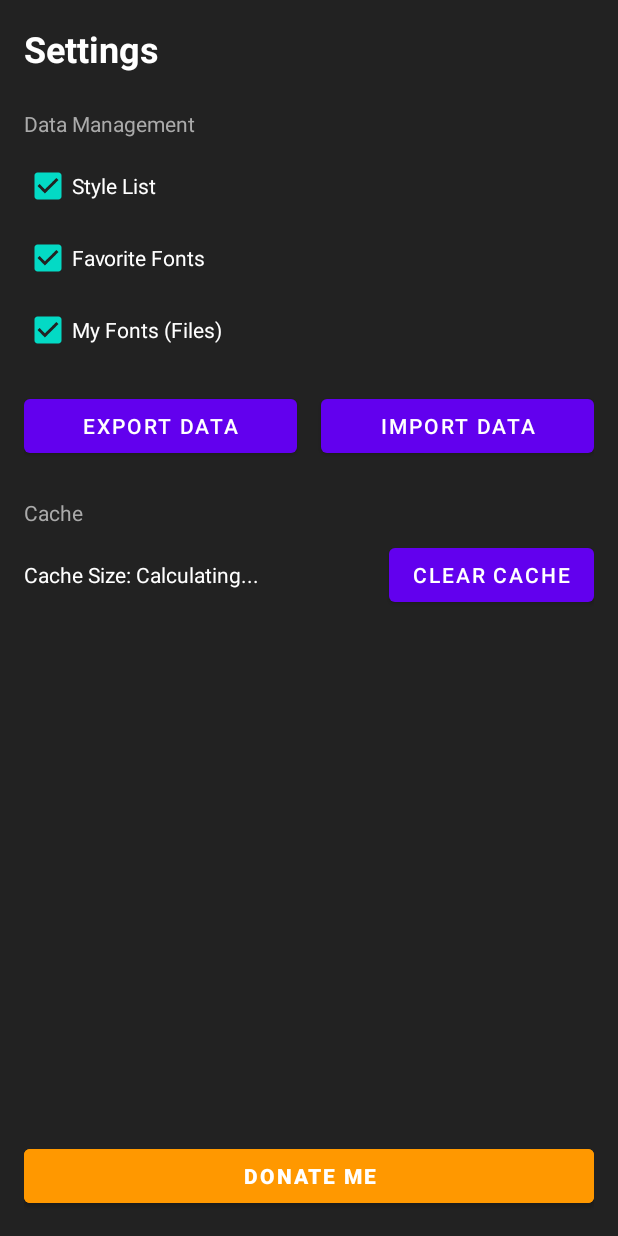
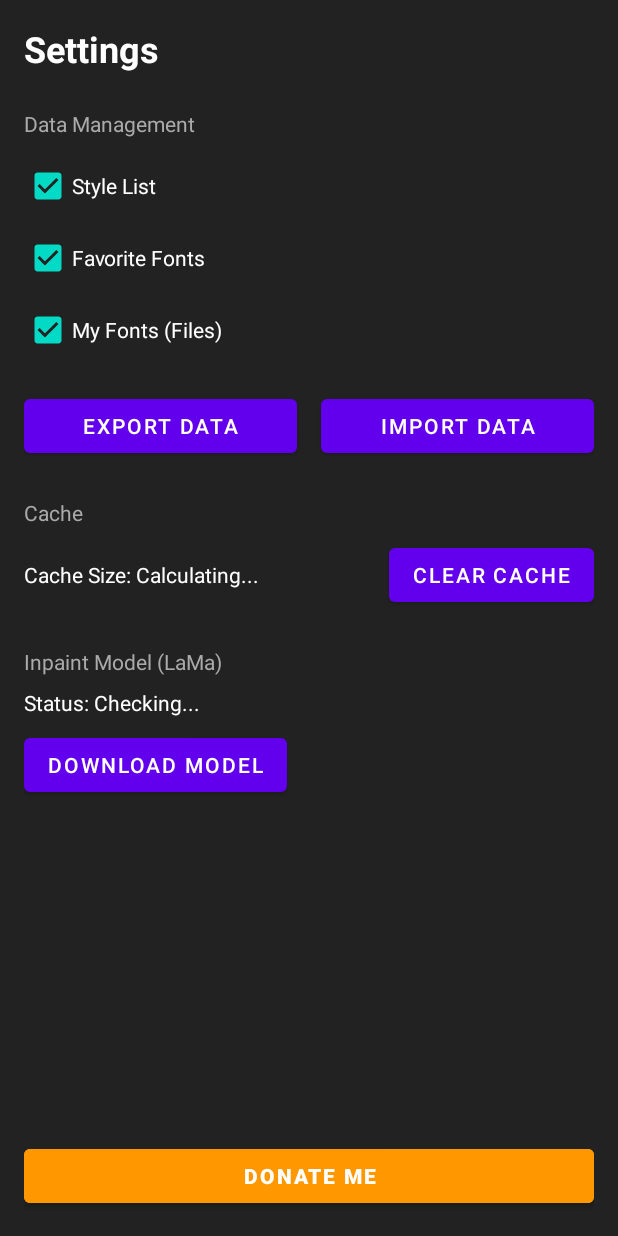
Before and after one commit to moon9ibulbul/projectypeset, an Android app: the layout activity_settings.xml on its own in the app's theme, with its tools: preview values and no code run, on a phone screen of 412 x 824 dp. Run offline under Robolectric (Android 15) with nearby library versions, the phone set to English and light mode, and no system bars.

Commit message:
Add LaMa Inpaint model support with dynamic downloading and engine selection
- Added `onnxruntime-android` dependency.
- Implemented `LaMaProcessor` using ONNX Runtime for high-quality inpainting.
- Added model download functionality in `SettingsActivity`.
- Updated `InpaintManager` to support switching between OpenCV and LaMa engines.
- Added Engine selector UI in `EditorActivity` (visible only if model is downloaded).
- Fixed threading issues to ensure inference runs on background threads.

```diff
--- a/app/build.gradle
+++ b/app/build.gradle
@@ -49,6 +49,9 @@ dependencies {
 
     implementation 'com.google.code.gson:gson:2.10.1'
 
+    // ONNX Runtime for LaMa Inpainting
+    implementation 'com.microsoft.onnxruntime:onnxruntime-android:1.17.0'
+
     testImplementation 'junit:junit:4.13.2'
     androidTestImplementation 'androidx.test.ext:junit:1.1.5'
     androidTestImplementation 'androidx.test.espresso:espresso-core:3.5.1'
--- a/app/src/main/res/layout/activity_settings.xml
+++ b/app/src/main/res/layout/activity_settings.xml
@@ -103,6 +103,44 @@
             android:text="Clear Cache"/>
     </LinearLayout>
 
+    <!-- Inpaint Model -->
+    <TextView
+        android:layout_width="wrap_content"
+        android:layout_height="wrap_content"
+        android:text="Inpaint Model (LaMa)"
+        android:textColor="#AAAAAA"
+        android:textSize="14sp"
+        android:layout_marginBottom="8dp"/>
+
+    <LinearLayout
+        android:layout_width="match_parent"
+        android:layout_height="wrap_content"
+        android:orientation="vertical"
+        android:layout_marginBottom="24dp">
+
+        <TextView
+            android:id="@+id/tvModelStatus"
+            android:layout_width="wrap_content"
+            android:layout_height="wrap_content"
+            android:text="Status: Checking..."
+            android:textColor="@android:color/white"
+            android:layout_marginBottom="8dp"/>
+
+        <ProgressBar
+            android:id="@+id/pbModelDownload"
+            style="?android:attr/progressBarStyleHorizontal"
+            android:layout_width="match_parent"
+            android:layout_height="wrap_content"
+            android:visibility="gone"
+            android:layout_marginBottom="8dp"/>
+
+        <Button
+            android:id="@+id/btnDownloadModel"
+            android:layout_width="wrap_content"
+            android:layout_height="wrap_content"
+            android:text="Download Model"/>
+    </LinearLayout>
+
     <!-- About / Donate -->
     <View
         android:layout_width="match_parent"
```
Also changed, not shown: app/src/main/java/com/astral/typer/EditorActivity.kt (+53 -2 lines), app/src/main/java/com/astral/typer/SettingsActivity.kt (+49 -0 lines), app/src/main/java/com/astral/typer/utils/InpaintManager.kt (+28 -10 lines), app/src/main/java/com/astral/typer/utils/LaMaProcessor.kt (added, +261 -0 lines).
